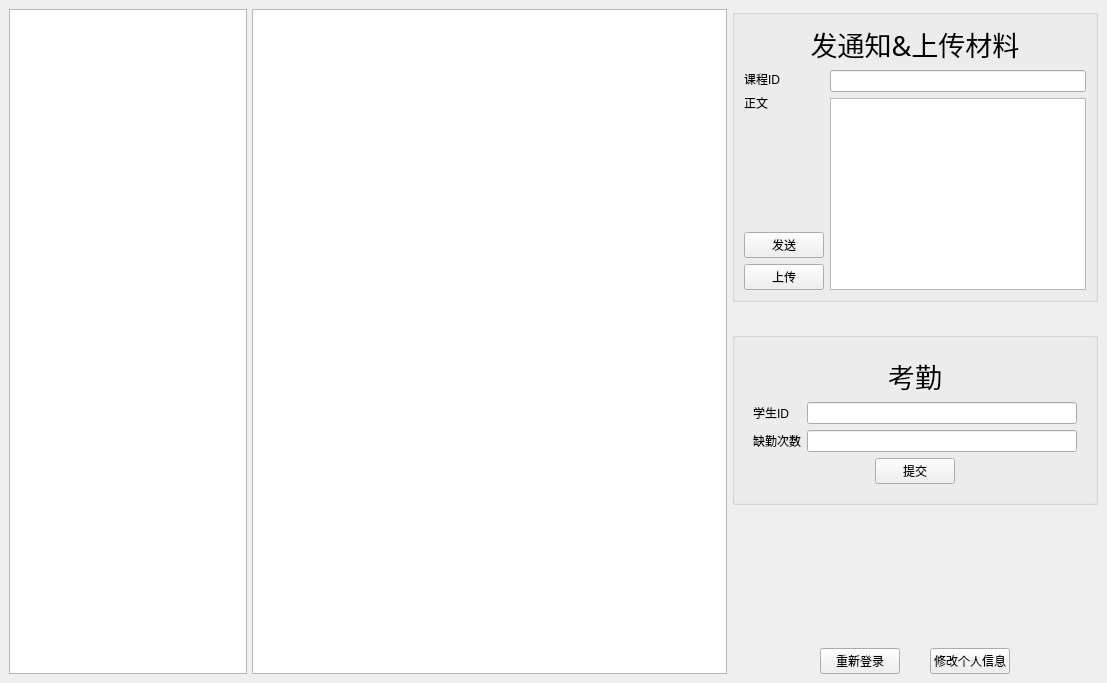
Old version of the form Jobs-of-SoftwareEngineer/Scut/teacher.ui in the repository CSLP/CPP.
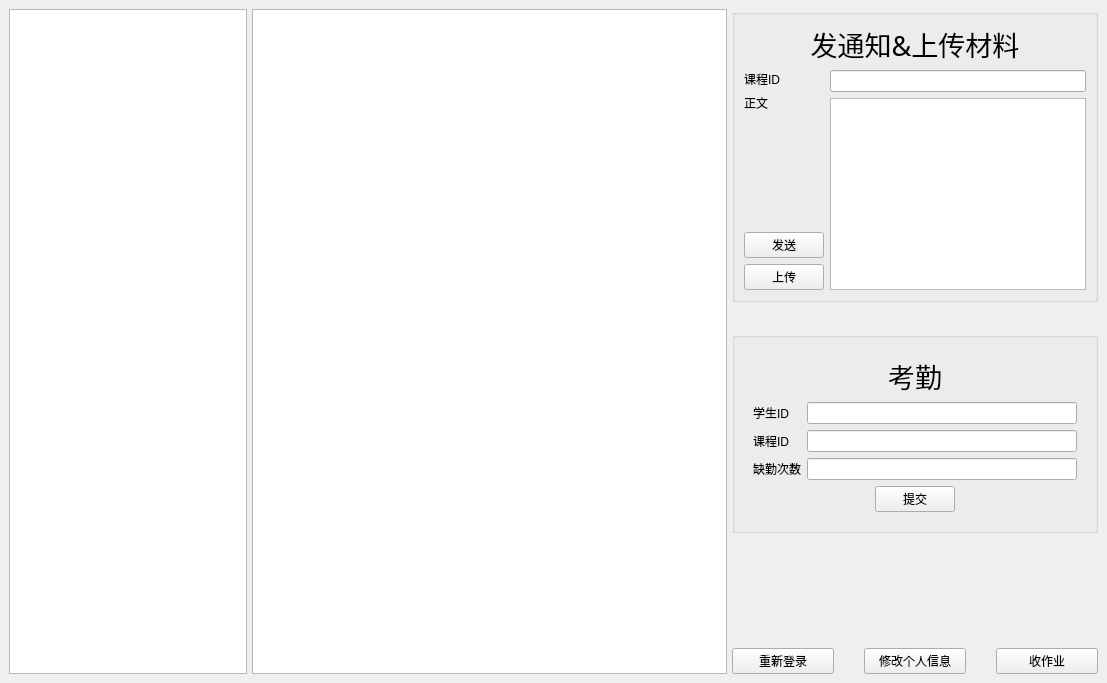
New version of the form.

Patch:
```diff
--- a/Jobs-of-SoftwareEngineer/Scut/teacher.ui
+++ b/Jobs-of-SoftwareEngineer/Scut/teacher.ui
@@ -167,6 +167,13 @@
                     </property>
                    </widget>
                   </item>
+                  <item>
+                   <widget class="QLabel" name="label_7">
+                    <property name="text">
+                     <string>课程ID</string>
+                    </property>
+                   </widget>
+                  </item>
                   <item>
                    <widget class="QLabel" name="label_6">
                     <property name="text">
@@ -181,6 +188,9 @@
                   <item>
                    <widget class="QLineEdit" name="idLineEdit1"/>
                   </item>
+                  <item>
+                   <widget class="QLineEdit" name="idLineEdit2"/>
+                  </item>
                   <item>
                    <widget class="QLineEdit" name="cLineEdit"/>
                   </item>
@@ -246,19 +256,6 @@
         </item>
         <item>
          <layout class="QHBoxLayout" name="horizontalLayout_7">
-          <item>
-           <spacer name="horizontalSpacer_3">
-            <property name="orientation">
-             <enum>Qt::Horizontal</enum>
-            </property>
-            <property name="sizeHint" stdset="0">
-             <size>
-              <width>40</width>
-              <height>20</height>
-             </size>
-            </property>
-           </spacer>
-          </item>
           <item>
            <widget class="QPushButton" name="pushButton_3">
             <property name="text">
@@ -274,17 +271,11 @@
            </widget>
           </item>
           <item>
-           <spacer name="horizontalSpacer_4">
-            <property name="orientation">
-             <enum>Qt::Horizontal</enum>
+           <widget class="QPushButton" name="pushButton_6">
+            <property name="text">
+             <string>收作业</string>
             </property>
-            <property name="sizeHint" stdset="0">
-             <size>
-              <width>40</width>
-              <height>20</height>
-             </size>
-            </property>
-           </spacer>
+           </widget>
           </item>
          </layout>
         </item>
```
